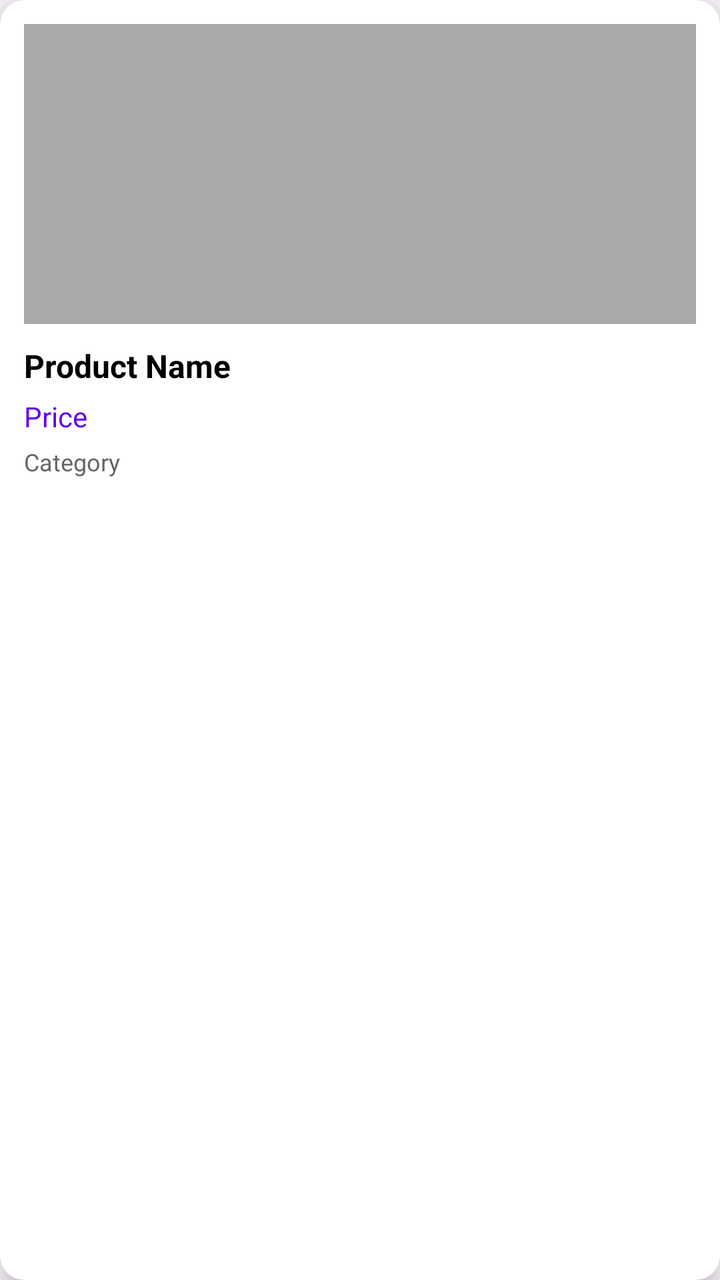
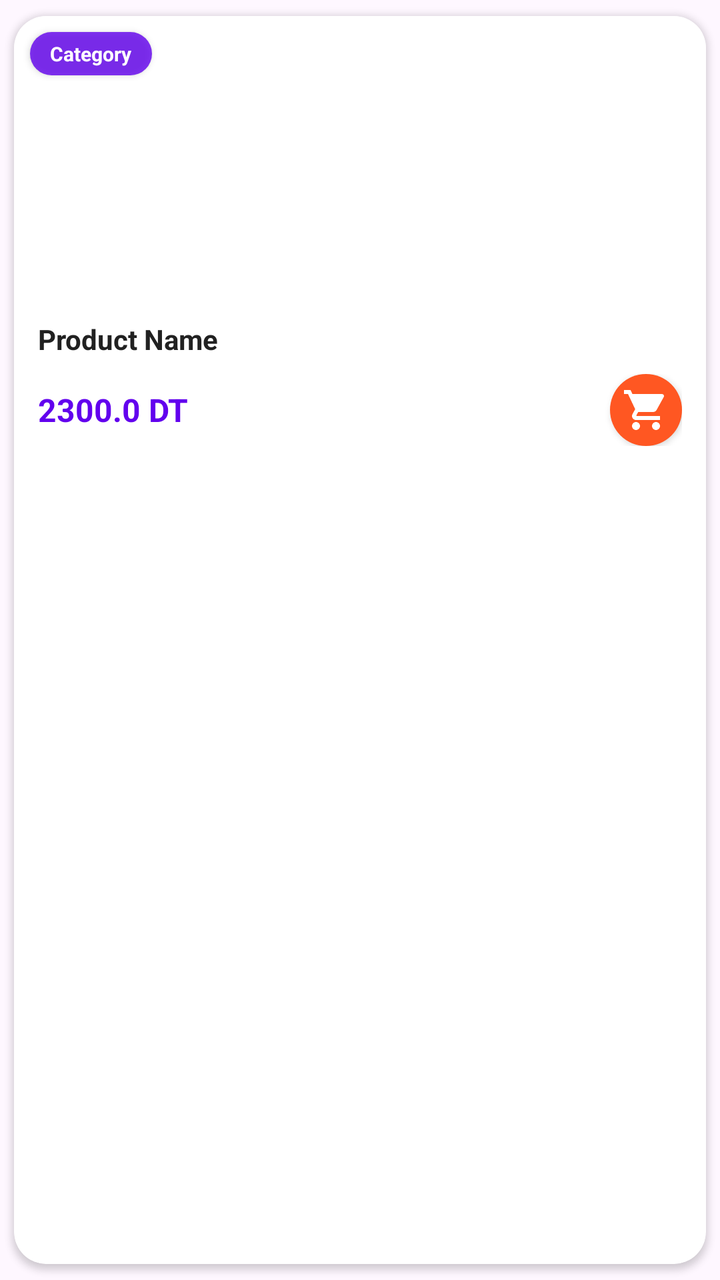

Before-and-after screenshots of an Android layout around one commit, followed by the original layout XML and the change that was made.
<!-- AndroidManifest.xml: application theme Theme.Computershop -->
<!-- res/layout/item_product.xml -->
<?xml version="1.0" encoding="utf-8"?>
<androidx.cardview.widget.CardView xmlns:android="http://schemas.android.com/apk/res/android"
    xmlns:app="http://schemas.android.com/apk/res-auto"
    android:layout_width="match_parent"
    android:layout_height="wrap_content"
    android:layout_margin="8dp"
    app:cardElevation="8dp"
    app:cardCornerRadius="12dp">

    <LinearLayout
        android:layout_width="match_parent"
        android:layout_height="wrap_content"
        android:orientation="vertical"
        android:padding="12dp">

        <ImageView
            android:id="@+id/productImage"
            android:layout_width="match_parent"
            android:layout_height="150dp"
            android:contentDescription="Product Image"
            android:scaleType="centerCrop"
            android:background="@android:color/darker_gray"
            android:layout_marginBottom="10dp" />

        <TextView
            android:id="@+id/productName"
            android:layout_width="match_parent"
            android:layout_height="wrap_content"
            android:text="Product Name"
            android:textSize="16sp"
            android:textStyle="bold"
            android:textColor="#000000"
            android:layout_marginBottom="5dp" />

        <TextView
            android:id="@+id/productPrice"
            android:layout_width="match_parent"
            android:layout_height="wrap_content"
            android:text="Price"
            android:textSize="14sp"
            android:textColor="#FF6200EE"
            android:layout_marginBottom="5dp" />

        <TextView
            android:id="@+id/productCategory"
            android:layout_width="match_parent"
            android:layout_height="wrap_content"
            android:text="Category"
            android:textSize="12sp"
            android:textColor="#666666" />

    </LinearLayout>

</androidx.cardview.widget.CardView>
<!-- resources referenced by this layout -->
<resources>
  <style name="Theme.Computershop" parent="Base.Theme.Computershop" />
  <style name="Base.Theme.Computershop" parent="Theme.Material3.DayNight.NoActionBar">
          
          
      </style>
</resources>

<!-- the commit's change to res/layout/item_product.xml (unified diff, before → after) -->
@@ -1,54 +1,125 @@
 <?xml version="1.0" encoding="utf-8"?>
-<androidx.cardview.widget.CardView xmlns:android="http://schemas.android.com/apk/res/android"
+<androidx.cardview.widget.CardView
+    xmlns:android="http://schemas.android.com/apk/res/android"
     xmlns:app="http://schemas.android.com/apk/res-auto"
     android:layout_width="match_parent"
     android:layout_height="wrap_content"
-    android:layout_margin="8dp"
-    app:cardElevation="8dp"
-    app:cardCornerRadius="12dp">
+    android:layout_margin="6dp"
+    android:clickable="true"
+    android:focusable="true"
+    android:foreground="?attr/selectableItemBackground"
+    app:cardElevation="2dp"
+    app:cardCornerRadius="16dp"
+    app:cardUseCompatPadding="true">
 
     <LinearLayout
+        android:orientation="vertical"
         android:layout_width="match_parent"
         android:layout_height="wrap_content"
-        android:orientation="vertical"
-        android:padding="12dp">
+        android:background="@color/card_background">
 
-        <ImageView
-            android:id="@+id/productImage"
+        
+        <RelativeLayout
             android:layout_width="match_parent"
-            android:layout_height="150dp"
-            android:contentDescription="Product Image"
-            android:scaleType="centerCrop"
-            android:background="@android:color/darker_gray"
-            android:layout_marginBottom="10dp" />
+            android:layout_height="140dp">
 
-        <TextView
-            android:id="@+id/productName"
+            <ImageView
+                android:id="@+id/productImage"
+                android:layout_width="match_parent"
+                android:layout_height="140dp"
+                android:scaleType="centerCrop"
+                android:src="@drawable/image_placeholder"
+                android:contentDescription="Product image" />
+
+            
+            <TextView
+                android:id="@+id/productCategory"
+                android:layout_width="wrap_content"
+                android:layout_height="wrap_content"
+                android:text="Category"
+                android:textSize="10sp"
+                android:textColor="@android:color/white"
+                android:textStyle="bold"
+                android:background="@drawable/category_chip_purple"
+                android:paddingHorizontal="10dp"
+                android:paddingVertical="4dp"
+                android:layout_margin="8dp"
+                android:elevation="2dp"/>
+
+            
+            <TextView
+                android:id="@+id/stockIndicator"
+                android:layout_width="wrap_content"
+                android:layout_height="wrap_content"
+                android:text="In Stock"
+                android:textSize="9sp"
+                android:textColor="@android:color/white"
+                android:textStyle="bold"
+                android:background="@drawable/stock_background"
+                android:paddingHorizontal="8dp"
+                android:paddingVertical="3dp"
+                android:layout_alignParentBottom="true"
+                android:layout_alignParentEnd="true"
+                android:layout_margin="8dp"
+                android:elevation="2dp"
+                android:visibility="gone"/>
+
+        </RelativeLayout>
+
+        
+        <LinearLayout
             android:layout_width="match_parent"
             android:layout_height="wrap_content"
-            android:text="Product Name"
-            android:textSize="16sp"
-            android:textStyle="bold"
-            android:textColor="#000000"
-            android:layout_marginBottom="5dp" />
+            android:orientation="vertical"
+            android:padding="12dp">
 
-        <TextView
-            android:id="@+id/productPrice"
-            android:layout_width="match_parent"
-            android:layout_height="wrap_content"
-            android:text="Price"
-            android:textSize="14sp"
-            android:textColor="#FF6200EE"
-            android:layout_marginBottom="5dp" />
+            
+            <TextView
+                android:id="@+id/productName"
+                android:layout_width="match_parent"
+                android:layout_height="wrap_content"
+                android:text="Product Name"
+                android:textSize="14sp"
+                android:textStyle="bold"
+                android:textColor="@color/text_primary"
+                android:maxLines="2"
+                android:ellipsize="end"
+                android:lineSpacingExtra="1dp" />
 
-        <TextView
-            android:id="@+id/productCategory"
-            android:layout_width="match_parent"
-            android:layout_height="wrap_content"
-            android:text="Category"
-            android:textSize="12sp"
-            android:textColor="#666666" />
+            
+            <LinearLayout
+                android:layout_width="match_parent"
+                android:layout_height="wrap_content"
+                android:orientation="horizontal"
+                android:gravity="center_vertical"
+                android:layout_marginTop="8dp">
+
+                
+                <TextView
+                    android:id="@+id/productPrice"
+                    android:layout_width="0dp"
+                    android:layout_height="wrap_content"
+                    android:layout_weight="1"
+                    android:text="2300.0 DT"
+                    android:textSize="16sp"
+                    android:textStyle="bold"
+                    android:textColor="@color/primary" />
+
+                
+                <ImageButton
+                    android:id="@+id/addToCartBtn"
+                    android:layout_width="36dp"
+                    android:layout_height="36dp"
+                    android:background="@drawable/circle_background_orange"
+                    android:src="@drawable/ic_shopping_cart"
+                    android:scaleType="centerInside"
+                    app:tint="@android:color/white"
+                    android:contentDescription="Add to cart"
+                    android:elevation="2dp"/>
+
+            </LinearLayout>
+
+        </LinearLayout>
 
     </LinearLayout>
-
 </androidx.cardview.widget.CardView>
<!-- resource entries referenced after the edit -->
@@ -1,6 +1,49 @@
 <!-- resources referenced by this layout -->
 <resources>
+  <color name="card_background">#FFFFFFFF</color>
+  <color name="primary">#FF6200EE</color>
+  <color name="text_primary">#FF212121</color>
+  <!-- drawable category_chip_purple (drawable) -->
+  <?xml version="1.0" encoding="utf-8"?>
+  <shape xmlns:android="http://schemas.android.com/apk/res/android">
+      <solid android:color="#CC6200EE" />
+      <corners android:radius="12dp" />
+  </shape>
+  <!-- drawable circle_background_orange (drawable) -->
+  <?xml version="1.0" encoding="utf-8"?>
+  <shape xmlns:android="http://schemas.android.com/apk/res/android"
+      android:shape="oval">
+      <solid android:color="@color/orange_accent" />
+      <corners android:radius="18dp" />
+  </shape>
+  <!-- drawable ic_shopping_cart (drawable) -->
+  <?xml version="1.0" encoding="utf-8"?>
+      <vector xmlns:android="http://schemas.android.com/apk/res/android"
+          android:width="24dp"
+          android:height="24dp"
+          android:viewportWidth="24"
+          android:viewportHeight="24">
+          <path
+              android:fillColor="@android:color/white"
+              android:pathData="M7,18c-1.1,0 -1.99,0.9 -1.99,2S5.9,22 7,22s2,-0.9 2,-2 -0.9,-2 -2,-2zM1,2v2h2l3.6,7.59 -1.35,2.45c-0.16,0.28 -0.25,0.61 -0.25,0.96 0,1.1 0.9,2 2,2h12v-2H7.42c-0.14,0 -0.25,-0.11 -0.25,-0.25l0.03,-0.12 0.9,-1.63h7.45c0.75,0 1.41,-0.41 1.75,-1.03l3.58,-6.49c0.08,-0.14 0.12,-0.31 0.12,-0.48 0,-0.55 -0.45,-1 -1,-1H5.21l-0.94,-2L1,2zM17,18c-1.1,0 -1.99,0.9 -1.99,2s0.89,2 1.99,2 2,-0.9 2,-2 -0.9,-2 -2,-2z"/>
+      </vector>
+  <!-- drawable image_placeholder (drawable) -->
+  <?xml version="1.0" encoding="utf-8"?>
+  <selector xmlns:android="http://schemas.android.com/apk/res/android">
+      <shape xmlns:android="http://schemas.android.com/apk/res/android" android:shape="rectangle">
+          <solid android:color="#EEEEEE"/>
+          <corners android:radius="8dp"/>
+      </shape>
+  
+  </selector>
+  <!-- drawable stock_background (drawable) -->
+  <?xml version="1.0" encoding="utf-8"?>
+  <shape xmlns:android="http://schemas.android.com/apk/res/android">
+      <solid android:color="#CC4CAF50" />
+      <corners android:radius="8dp" />
+  </shape>
   <style name="Theme.Computershop" parent="Base.Theme.Computershop" />
+  <color name="orange_accent">#FFFF5722</color>
   <style name="Base.Theme.Computershop" parent="Theme.Material3.DayNight.NoActionBar">
           
           
